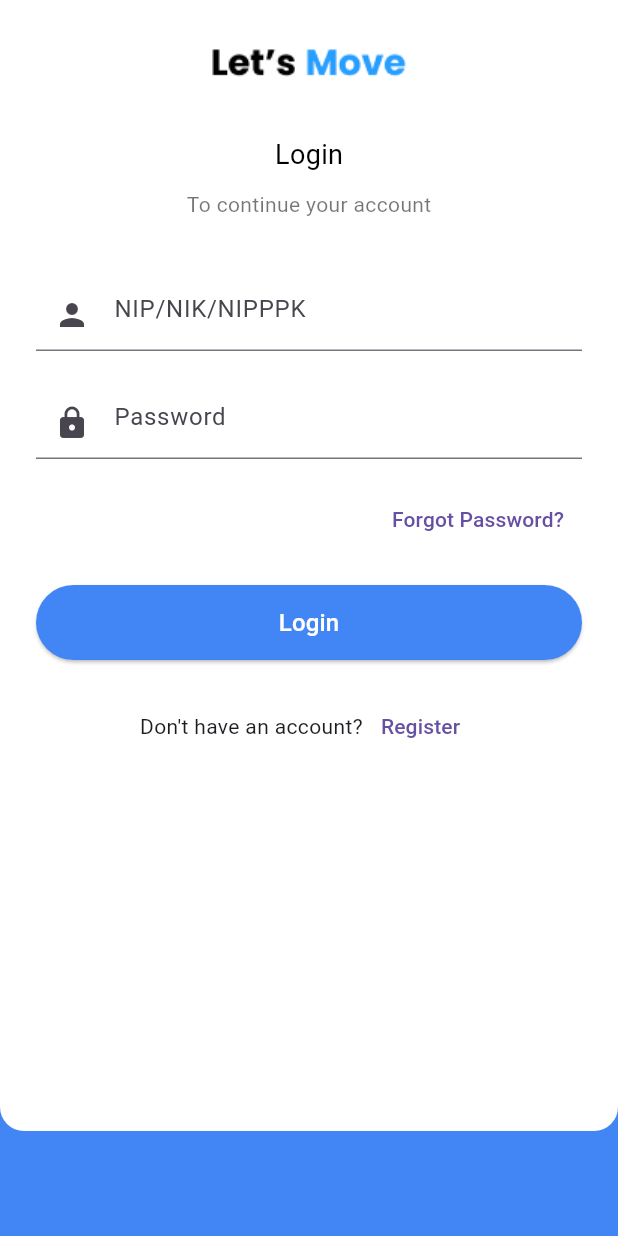
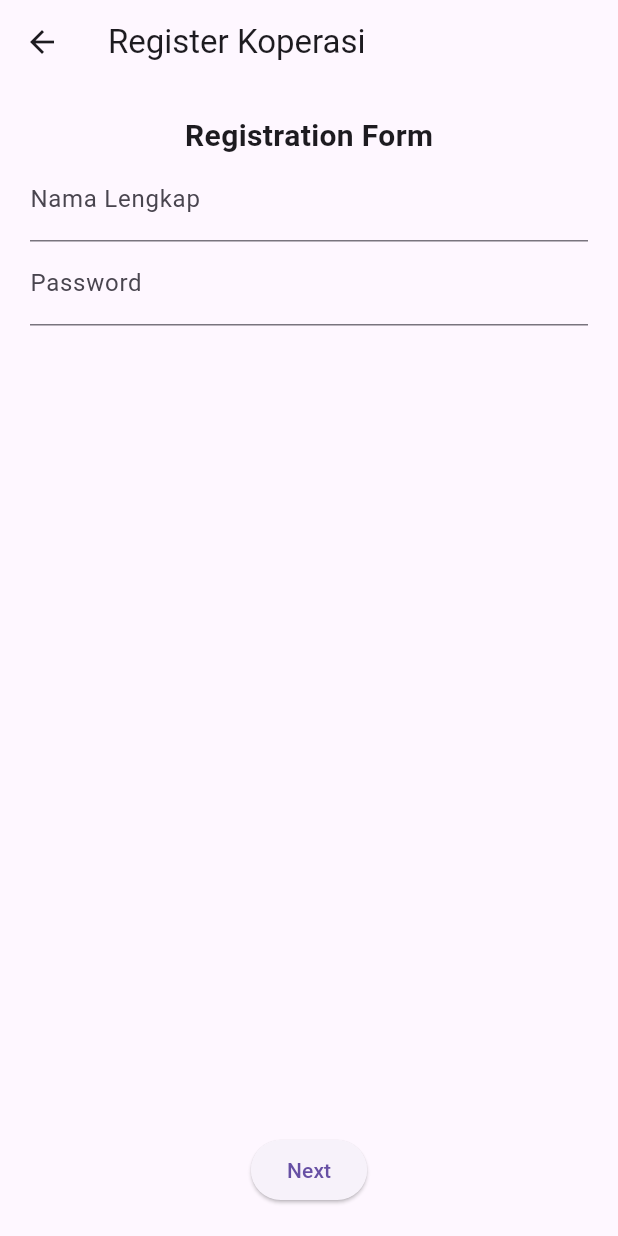
Before and after one commit to Pradana098/aplikasi_koperasi1, a Flutter app: the LoginScreen screen opened by its route, after a tap on "Register", on a phone screen of 412 x 824 dp. Run offline on Flutter 3.47's test engine with Material 3 defaults, Android fonts, the light colour scheme and no system bars; our stand-ins replace file_picker, google_fonts, shared_preferences; accounts and stored records are empty.

Commit message:
register

```diff
--- a/lib/config/api_constants.dart
+++ b/lib/config/api_constants.dart
@@ -1,6 +1,7 @@
 class ApiConstants {
   static const String baseUrl = 'http://127.0.0.1:8000/api';
 
+  static const register = '$baseUrl/register';
   static const String login = '$baseUrl/login';
   static const String logout = '$baseUrl/logout';
 
--- a/lib/main.dart
+++ b/lib/main.dart
@@ -1,4 +1,5 @@
 import 'package:aplikasi_koperasi1/screens/home_screen.dart';
+import 'package:aplikasi_koperasi1/screens/regrister_srceen.dart';
 import 'package:flutter/material.dart';
 import 'package:intl/date_symbol_data_local.dart';
 
@@ -23,6 +24,7 @@ class MyApp extends StatelessWidget {
       home: const HomeScreen(),
       routes: {
         '/login': (context) => const LoginScreen(),
+        '/register': (context) => RegisterPageViewScreen(),
       },
     );
   }
--- /dev/null
+++ b/lib/screens/regrister_srceen.dart
@@ -0,0 +1,157 @@
+import 'package:flutter/material.dart';
+
+class RegisterPageViewScreen extends StatefulWidget {
+  @override
+  _RegisterPageViewScreenState createState() => _RegisterPageViewScreenState();
+}
+
+class _RegisterPageViewScreenState extends State<RegisterPageViewScreen> {
+  PageController _controller = PageController();
+  int _currentIndex = 0;
+
+  final namaController = TextEditingController();
+  final passwordController = TextEditingController();
+
+  bool isSubmitted = false;
+  bool isApproved = false; // ganti true kalau sudah disetujui pengurus
+
+  void _nextPage() {
+    if (_currentIndex < 2) {
+      _controller.nextPage(duration: Duration(milliseconds: 300), curve: Curves.easeInOut);
+      setState(() => _currentIndex++);
+    }
+  }
+
+  void _prevPage() {
+    if (_currentIndex > 0) {
+      _controller.previousPage(duration: Duration(milliseconds: 300), curve: Curves.easeInOut);
+      setState(() => _currentIndex--);
+    }
+  }
+
+  void _submitRegister() {
+    setState(() {
+      isSubmitted = true;
+      // Di sini kamu bisa kirim ke API Laravel
+    });
+    _nextPage();
+  }
+
+  @override
+  Widget build(BuildContext context) {
+    return Scaffold(
+      appBar: AppBar(title: Text('Register Koperasi')),
+      body: PageView(
+        controller: _controller,
+        physics: NeverScrollableScrollPhysics(), // agar tidak swipe manual
+        children: [
+          _buildStep1Form(),
+          _buildStep2Terms(),
+          _buildStep3Verification(),
+        ],
+      ),
+    );
+  }
+
+  Widget _buildStep1Form() {
+    return Padding(
+      padding: const EdgeInsets.all(20),
+      child: Column(
+        children: [
+          Text("Registration Form", style: TextStyle(fontSize: 20, fontWeight: FontWeight.bold)),
+          TextField(decoration: InputDecoration(labelText: 'Nama Lengkap'), controller: namaController),
+          TextField(decoration: InputDecoration(labelText: 'Password'), controller: passwordController, obscureText: true),
+          Spacer(),
+          ElevatedButton(
+            onPressed: _nextPage,
+            child: Text('Next'),
+          )
+        ],
+      ),
+    );
+  }
+
+  Widget _buildStep2Terms() {
+    return Padding(
+      padding: const EdgeInsets.all(20),
+      child: Column(
+        children: [
+          Text("Terms of Membership", style: TextStyle(fontSize: 20, fontWeight: FontWeight.bold)),
+          SizedBox(height: 10),
+          Expanded(
+            child: SingleChildScrollView(
+              child: Text(
+                "✅ Menyetujui AD/ART\n"
+                "✅ Fotokopi SK Kerja\n"
+                "✅ Simpanan Pokok Rp 50.000\n"
+                "✅ Simpanan Wajib Rp 40.000/bulan\n"
+                "✅ Simpanan Sukarela sesuai keinginan\n",
+                style: TextStyle(fontSize: 16),
+              ),
+            ),
+          ),
+          Row(
+            children: [
+              ElevatedButton(onPressed: _prevPage, child: Text('Back')),
+              Spacer(),
+              ElevatedButton(
+                onPressed: () {
+                  _showConfirmDialog();
+                },
+                child: Text("Register"),
+              )
+            ],
+          )
+        ],
+      ),
+    );
+  }
+
+  Widget _buildStep3Verification() {
+    return Padding(
+      padding: const EdgeInsets.all(20),
+      child: Column(
+        children: [
+          Text("Registration Verification", style: TextStyle(fontSize: 20, fontWeight: FontWeight.bold)),
+          SizedBox(height: 20),
+          if (!isSubmitted)
+            Text("Belum mendaftar.")
+          else if (!isApproved)
+            Column(
+              children: [
+                Icon(Icons.hourglass_empty, color: Colors.orange, size: 60),
+                Text("Pending Verification", style: TextStyle(fontSize: 18)),
+              ],
+            )
+          else
+            Column(
+              children: [
+                Icon(Icons.check_circle, color: Colors.green, size: 60),
+                Text("Registration Approved", style: TextStyle(fontSize: 18)),
+                ElevatedButton(onPressed: () {
+                  // redirect login
+                }, child: Text("Go to Login"))
+              ],
+            )
+        ],
+      ),
+    );
+  }
+
+  void _showConfirmDialog() {
+    showDialog(
+      context: context,
+      builder: (_) => AlertDialog(
+        title: Text("Konfirmasi"),
+        content: Text("Are you sure you want to register as a member?"),
+        actions: [
+          TextButton(onPressed: () => Navigator.pop(context), child: Text("Cancel")),
+          ElevatedButton(onPressed: () {
+            Navigator.pop(context);
+            _submitRegister();
+          }, child: Text("Yes, Submit"))
+        ],
+      ),
+    );
+  }
+}
```
Also changed, not shown: lib/services/api_service.dart (+30 -0 lines).
